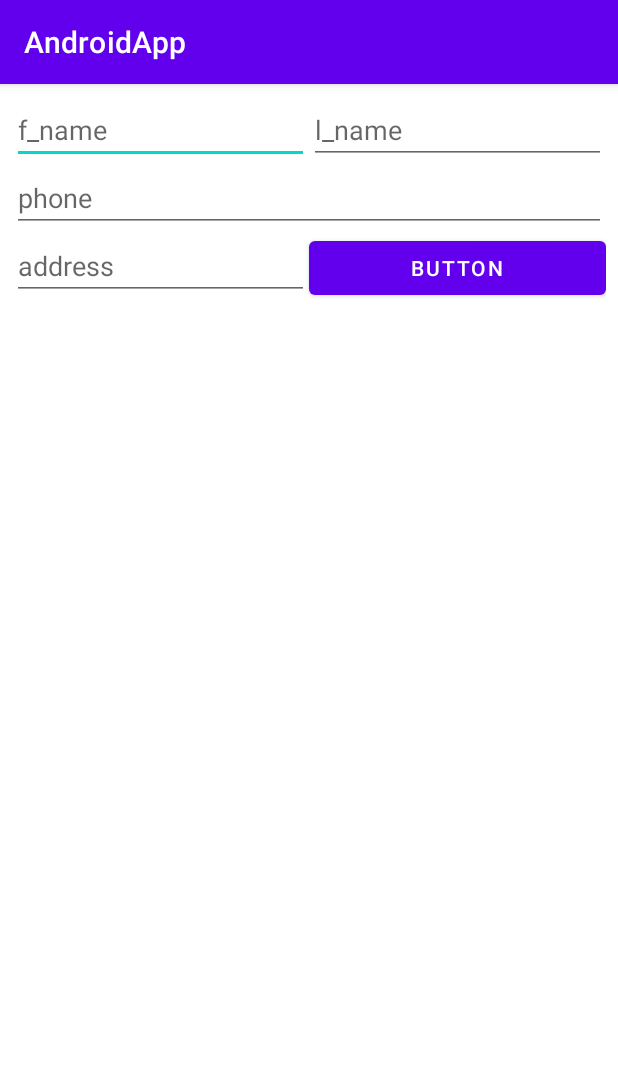
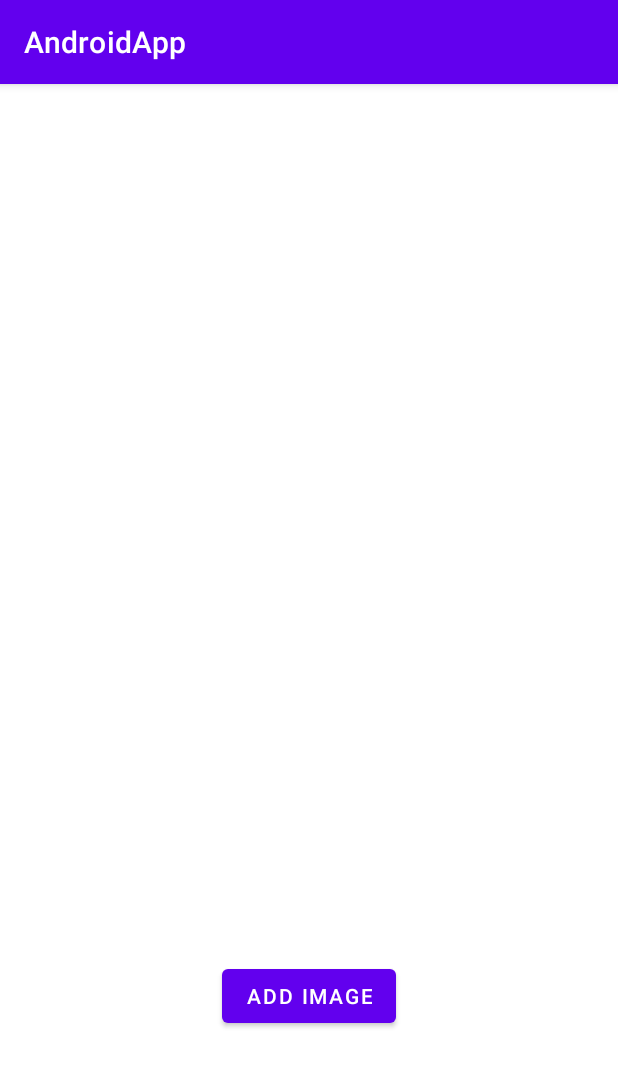
Before and after one commit to tomarfaruk/android-layout, an Android app: the screen it shows after launch (MainActivity), on a phone screen of 412 x 824 dp. Shown: the top 1067 px of the screen. Run offline under Robolectric (Android 15) with nearby library versions, the phone set to English and light mode, and no system bars.

Commit message:
imageview

```diff
--- a/app/src/main/java/com/example/androidapp/MainActivity.java
+++ b/app/src/main/java/com/example/androidapp/MainActivity.java
@@ -4,13 +4,18 @@ import androidx.appcompat.app.AppCompatActivity;
 
 import android.content.SharedPreferences;
 import android.os.Bundle;
+import android.view.View;
+import android.widget.Button;
 import android.widget.EditText;
+import android.widget.ImageView;
 import android.widget.TextView;
 
 public class MainActivity extends AppCompatActivity {
 
     EditText editText;
     TextView textView;
+    ImageView imageView;
+    Button button;
 
     @Override
     protected void onCreate(Bundle savedInstanceState) {
@@ -18,6 +23,14 @@ public class MainActivity extends AppCompatActivity {
         setContentView(R.layout.activity_main);
 //        editText = findViewById(R.id.name);
 //        textView = findViewById(R.id.textView);
+        imageView = findViewById(R.id.imageView2);
+        button = findViewById(R.id.button);
+        button.setOnClickListener(new View.OnClickListener() {
+            @Override
+            public void onClick(View v) {
+                imageView.setImageResource(R.drawable.splash);
+            }
+        });
 
     }
 
--- a/app/src/main/res/layout/activity_main.xml
+++ b/app/src/main/res/layout/activity_main.xml
@@ -7,61 +7,24 @@
     android:padding="8dp"
     tools:context=".MainActivity">
 
-    <EditText
-        android:id="@+id/editTextTextPersonName"
-        android:layout_width="0dp"
-        android:layout_height="wrap_content"
-        android:ems="10"
-        android:hint="f_name"
-        android:inputType="textPersonName"
-        app:layout_constraintEnd_toStartOf="@+id/editTextTextPersonName2"
+    <ImageView
+        android:id="@+id/imageView2"
+        android:layout_width="match_parent"
+        android:layout_height="400dp"
+
+        app:layout_constraintBottom_toBottomOf="parent"
+        app:layout_constraintEnd_toEndOf="parent"
         app:layout_constraintHorizontal_bias="0.5"
         app:layout_constraintStart_toStartOf="parent"
         app:layout_constraintTop_toTopOf="parent" />
 
-    <EditText
-        android:id="@+id/editTextTextPersonName2"
-        android:layout_width="0dp"
+    <Button
+        android:id="@+id/button"
+        android:layout_width="wrap_content"
         android:layout_height="wrap_content"
-        android:ems="10"
-        android:hint="l_name"
-        android:inputType="textPersonName"
-        app:layout_constraintEnd_toEndOf="parent"
-        app:layout_constraintHorizontal_bias="0.5"
-        app:layout_constraintStart_toEndOf="@+id/editTextTextPersonName"
-        app:layout_constraintTop_toTopOf="parent" />
-
-    <EditText
-        android:id="@+id/editTextTextPersonName3"
-        android:layout_width="match_parent"
-        android:layout_height="wrap_content"
-        android:ems="10"
-        android:hint="phone"
-        android:inputType="textPersonName"
+        android:text="add image"
         app:layout_constraintEnd_toEndOf="parent"
         app:layout_constraintHorizontal_bias="0.5"
         app:layout_constraintStart_toStartOf="parent"
-        app:layout_constraintTop_toBottomOf="@+id/editTextTextPersonName" />
-
-    <EditText
-        android:id="@+id/editTextTextPersonName4"
-        android:layout_width="0dp"
-        android:layout_height="wrap_content"
-        android:ems="10"
-        android:hint="address"
-        android:inputType="textPersonName"
-        app:layout_constraintEnd_toStartOf="@+id/button9"
-        app:layout_constraintHorizontal_bias="0.5"
-        app:layout_constraintStart_toStartOf="parent"
-        app:layout_constraintTop_toBottomOf="@+id/editTextTextPersonName3" />
-
-    <Button
-        android:id="@+id/button9"
-        android:layout_width="0dp"
-        android:layout_height="wrap_content"
-        android:text="Button"
-        app:layout_constraintEnd_toEndOf="parent"
-        app:layout_constraintHorizontal_bias="0.5"
-        app:layout_constraintStart_toEndOf="@+id/editTextTextPersonName4"
-        app:layout_constraintTop_toBottomOf="@+id/editTextTextPersonName3" />
+        app:layout_constraintTop_toBottomOf="@+id/imageView2" />
 </androidx.constraintlayout.widget.ConstraintLayout>
```
Also changed, not shown: app/src/main/res/drawable-v24/splash.png (added).
